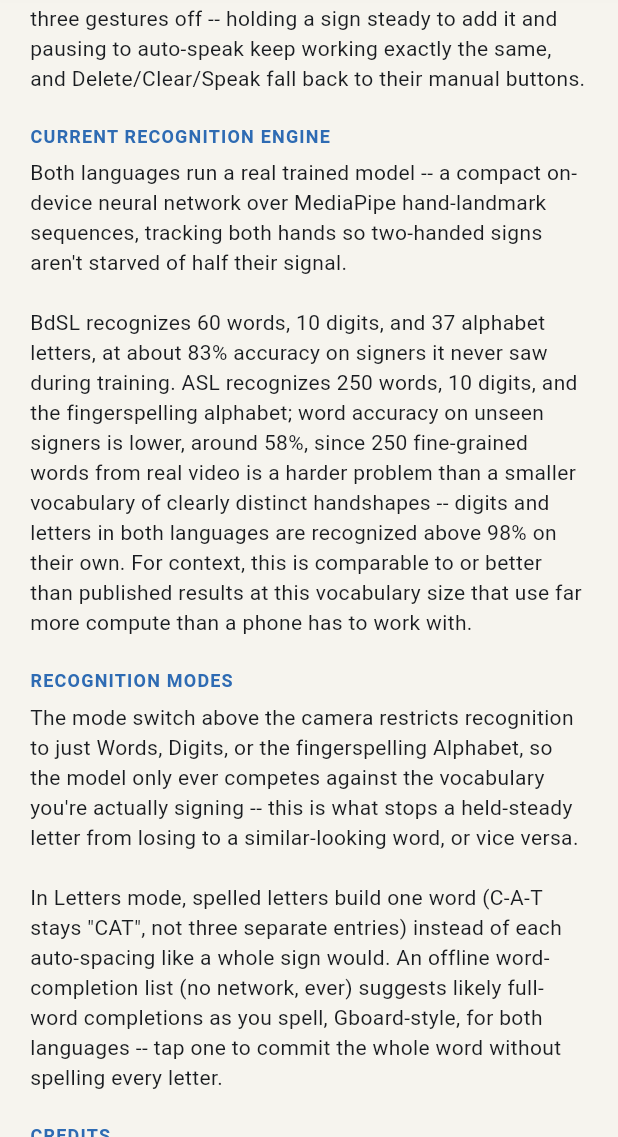
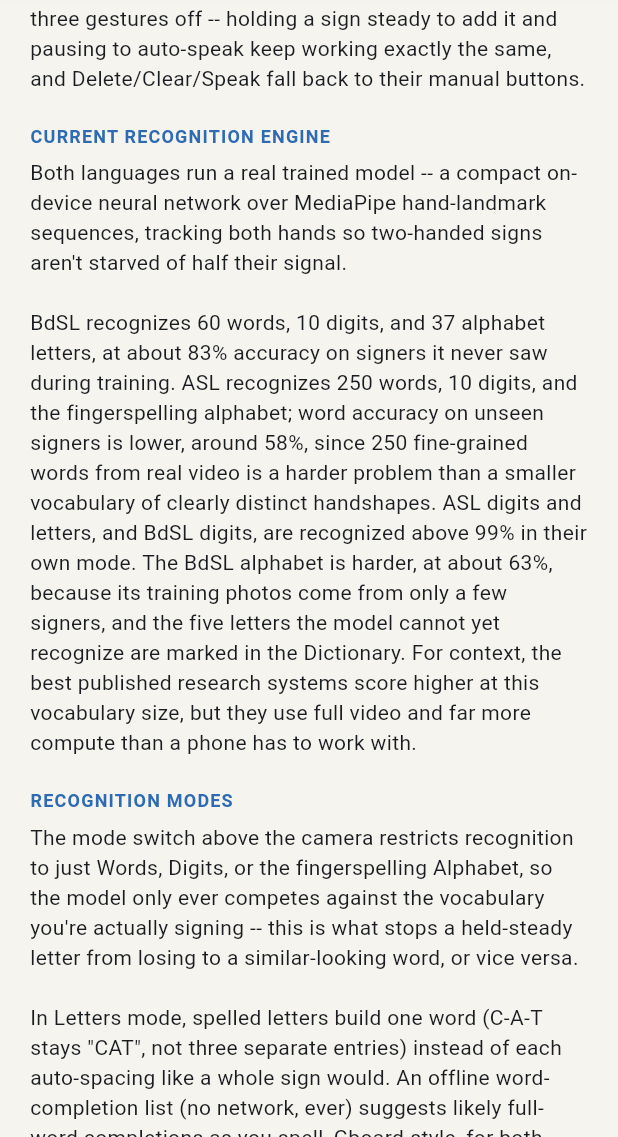
Before and after one commit to AhnafSayed/SignBridge-AI-Driven-Assistance, a Flutter app: the AboutScreen screen opened directly, scrolled down 1728 dp, on a phone screen of 412 x 824 dp, the part 99-1236 px from its top. Run offline on Flutter 3.47's test engine with Material 3 defaults, Android fonts, the phone set to English and light mode, and no system bars; our stand-ins replace camera, flutter_contacts, flutter_native_splash, flutter_tts, geolocator, image_picker and 3 more; missing offline and left inert: hand_landmarker, tflite_flutter; accounts and stored records are empty; project files that could hold a hidden picture were left out.

Commit message:
Update About screen accuracy text, bump version to 1.1.1

```diff
--- a/app/lib/screens/about_screen.dart
+++ b/app/lib/screens/about_screen.dart
@@ -114,11 +114,14 @@ class AboutScreen extends StatelessWidget {
                 'the fingerspelling alphabet; word accuracy on unseen '
                 'signers is lower, around 58%, since 250 fine-grained '
                 'words from real video is a harder problem than a smaller '
-                'vocabulary of clearly distinct handshapes -- digits and '
-                'letters in both languages are recognized above 98% on '
-                'their own. For context, this is comparable to or better '
-                'than published results at this vocabulary size that use '
-                'far more compute than a phone has to work with.',
+                'vocabulary of clearly distinct handshapes. ASL digits and '
+                'letters, and BdSL digits, are recognized above 99% in their '
+                'own mode. The BdSL alphabet is harder, at about 63%, because '
+                'its training photos come from only a few signers, and the '
+                'five letters the model cannot yet recognize are marked in '
+                'the Dictionary. For context, the best published research '
+                'systems score higher at this vocabulary size, but they use '
+                'full video and far more compute than a phone has to work with.',
           ),
           const _Section(
             title: 'Recognition modes',
--- a/app/pubspec.yaml
+++ b/app/pubspec.yaml
@@ -16,7 +16,7 @@ publish_to: 'none' # Remove this line if you wish to publish to pub.dev
 # https://developer.apple.com/library/archive/documentation/General/Reference/InfoPlistKeyReference/Articles/CoreFoundationKeys.html
 # In Windows, build-name is used as the major, minor, and patch parts
 # of the product and file versions while build-number is used as the build suffix.
-version: 1.0.0+1
+version: 1.1.1+2
 
 flutter_launcher_icons:
   android: true
```
